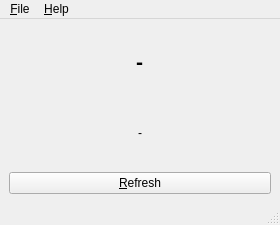
Before: the Qt Designer form mainwindow.ui in easai/ViFlash, drawn with Qt 5.
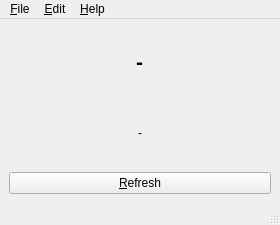
After: the same form once the commit is applied.

```diff
--- a/mainwindow.ui
+++ b/mainwindow.ui
@@ -68,7 +68,14 @@
     <addaction name="actionAbout_Qt"/>
     <addaction name="action_About"/>
    </widget>
+   <widget class="QMenu" name="menu_Edit">
+    <property name="title">
+     <string>&amp;Edit</string>
+    </property>
+    <addaction name="action_Copy"/>
+   </widget>
    <addaction name="menu_File"/>
+   <addaction name="menu_Edit"/>
    <addaction name="menu_Help"/>
   </widget>
   <widget class="QStatusBar" name="statusbar"/>
```
Left out of the diff: 5 changed lines with no effect on the pictures.
